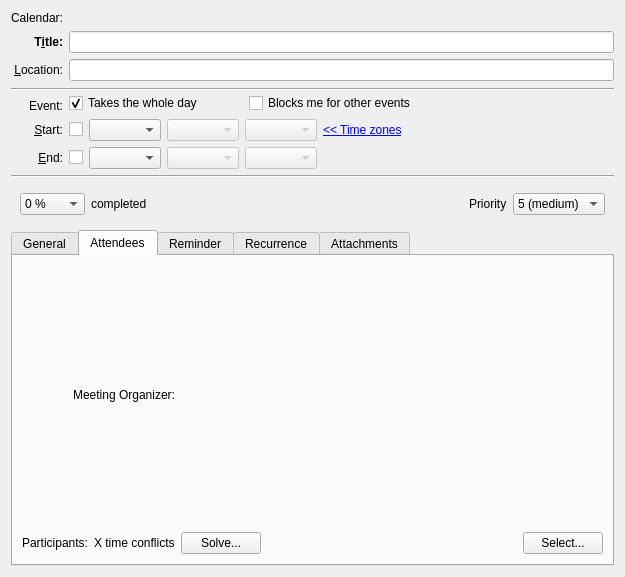
First picture: the form in incidenceeditors/incidenceeditor-ng/eventortododesktop.ui, repository chusopr/kdepim-ktimetracker-akonadi, before the edit.
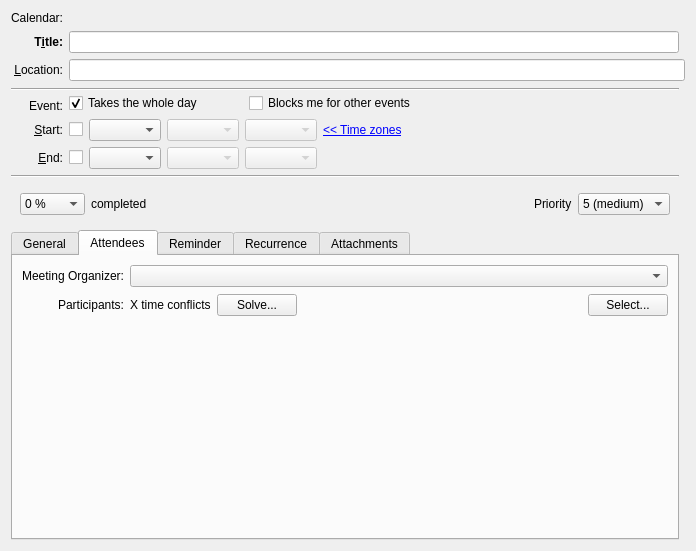
Second picture: the form after the edit. The open tabs and pages were chosen to show the change. Custom widgets are drawn as their Qt base class.

Commit message: - Add a non-editable combo to the ui file for the organizer - Add a placeholder for the Attendee widget to the ui file - Adapt IncidenceAttendee to above changes.

```diff
--- a/incidenceeditors/incidenceeditor-ng/eventortododesktop.ui
+++ b/incidenceeditors/incidenceeditor-ng/eventortododesktop.ui
@@ -6,8 +6,8 @@
    <rect>
     <x>0</x>
     <y>0</y>
-    <width>625</width>
-    <height>577</height>
+    <width>696</width>
+    <height>551</height>
    </rect>
   </property>
   <property name="windowTitle">
@@ -108,7 +108,7 @@
      </property>
     </widget>
    </item>
-   <item row="2" column="1">
+   <item row="2" column="1" colspan="2">
     <widget class="KLineEdit" name="mLocationEdit">
      <property name="sizePolicy">
       <sizepolicy hsizetype="MinimumExpanding" vsizetype="Fixed">
@@ -194,19 +194,6 @@
        </property>
       </widget>
      </item>
-     <item>
-      <spacer name="horizontalSpacer_12">
-       <property name="orientation">
-        <enum>Qt::Horizontal</enum>
-       </property>
-       <property name="sizeHint" stdset="0">
-        <size>
-         <width>40</width>
-         <height>20</height>
-        </size>
-       </property>
-      </spacer>
-     </item>
     </layout>
    </item>
    <item row="6" column="0">
@@ -694,8 +681,8 @@
       <attribute name="title">
        <string>Attendees</string>
       </attribute>
-      <layout class="QGridLayout" name="gridLayout">
-       <item row="0" column="0" colspan="2">
+      <layout class="QGridLayout" name="gridLayout_13">
+       <item row="0" column="0">
         <widget class="QLabel" name="label_3">
          <property name="text">
           <string>Meeting Organizer:</string>
@@ -705,6 +692,56 @@
          </property>
         </widget>
        </item>
+       <item row="0" column="1">
+        <widget class="QStackedWidget" name="mOrganizerStack">
+         <property name="sizePolicy">
+          <sizepolicy hsizetype="Preferred" vsizetype="Fixed">
+           <horstretch>0</horstretch>
+           <verstretch>0</verstretch>
+          </sizepolicy>
+         </property>
+         <property name="currentIndex">
+          <number>0</number>
+         </property>
+         <widget class="QWidget" name="i_am_organizer">
+          <layout class="QGridLayout" name="gridLayout">
+           <property name="margin">
+            <number>0</number>
+           </property>
+           <item row="0" column="0">
+            <widget class="KComboBox" name="mOrganizerCombo">
+             <property name="sizePolicy">
+              <sizepolicy hsizetype="MinimumExpanding" vsizetype="Fixed">
+               <horstretch>0</horstretch>
+               <verstretch>0</verstretch>
+              </sizepolicy>
+             </property>
+             <property name="toolTip">
+              <string extracomment="@info:tooltip">Set the organizer identity</string>
+             </property>
+             <property name="whatsThis">
+              <string extracomment="@info:whatsthis">Sets the identity corresponding to the organizer of this to-do or event. Identities can be set in the 'Personal' section of the KOrganizer configuration, or in the Personal'-&gt;'About Me'-&gt;'Password &amp; User Account' section of the System Settings. In addition, identities are gathered from your KMail settings and from your address book. If you choose to set it globally for KDE in the System Settings, be sure to check 'Use email settings from System Settings' in the 'Personal' section of the KOrganizer configuration.</string>
+             </property>
+            </widget>
+           </item>
+          </layout>
+         </widget>
+         <widget class="QWidget" name="someone_else_is_organizer">
+          <layout class="QGridLayout" name="gridLayout_12">
+           <property name="margin">
+            <number>0</number>
+           </property>
+           <item row="0" column="0">
+            <widget class="QLabel" name="mOrganizerLabel">
+             <property name="text">
+              <string>TextLabel</string>
+             </property>
+            </widget>
+           </item>
+          </layout>
+         </widget>
+        </widget>
+       </item>
        <item row="1" column="0">
         <widget class="QLabel" name="label_5">
          <property name="text">
@@ -716,14 +753,14 @@
         </widget>
        </item>
        <item row="1" column="1">
-        <widget class="QLabel" name="mConflictsLabel">
-         <property name="text">
-          <string>X time conflicts</string>
-         </property>
-        </widget>
-       </item>
-       <item row="1" column="2">
         <layout class="QHBoxLayout" name="horizontalLayout_7">
+         <item>
+          <widget class="QLabel" name="mConflictsLabel">
+           <property name="text">
+            <string>X time conflicts</string>
+           </property>
+          </widget>
+         </item>
          <item>
           <widget class="QPushButton" name="mSolveButton">
            <property name="text">
@@ -753,6 +790,16 @@
          </item>
         </layout>
        </item>
+       <item row="2" column="0" colspan="2">
+        <widget class="QWidget" name="mAttendeWidgetPlaceHolder" native="true">
+         <property name="sizePolicy">
+          <sizepolicy hsizetype="Preferred" vsizetype="Expanding">
+           <horstretch>0</horstretch>
+           <verstretch>0</verstretch>
+          </sizepolicy>
+         </property>
+        </widget>
+       </item>
       </layout>
      </widget>
      <widget class="QWidget" name="tab_6">
@@ -1415,6 +1462,11 @@
   </layout>
  </widget>
  <customwidgets>
+  <customwidget>
+   <class>KPIM::KTimeZoneComboBox</class>
+   <extends>KComboBox</extends>
+   <header>libkdepim/ktimezonecombobox.h</header>
+  </customwidget>
   <customwidget>
    <class>KPIM::KTimeEdit</class>
    <extends>QComboBox</extends>
@@ -1455,11 +1507,6 @@
    <extends>KRichTextEdit</extends>
    <header>krichtextwidget.h</header>
   </customwidget>
-  <customwidget>
-   <class>KPIM::KTimeZoneComboBox</class>
-   <extends>KComboBox</extends>
-   <header>libkdepim/ktimezonecombobox.h</header>
-  </customwidget>
  </customwidgets>
  <resources/>
  <connections>
```
Left out of the diff: 2 changed lines with no effect on the pictures. The commit also changes 3 other files.
